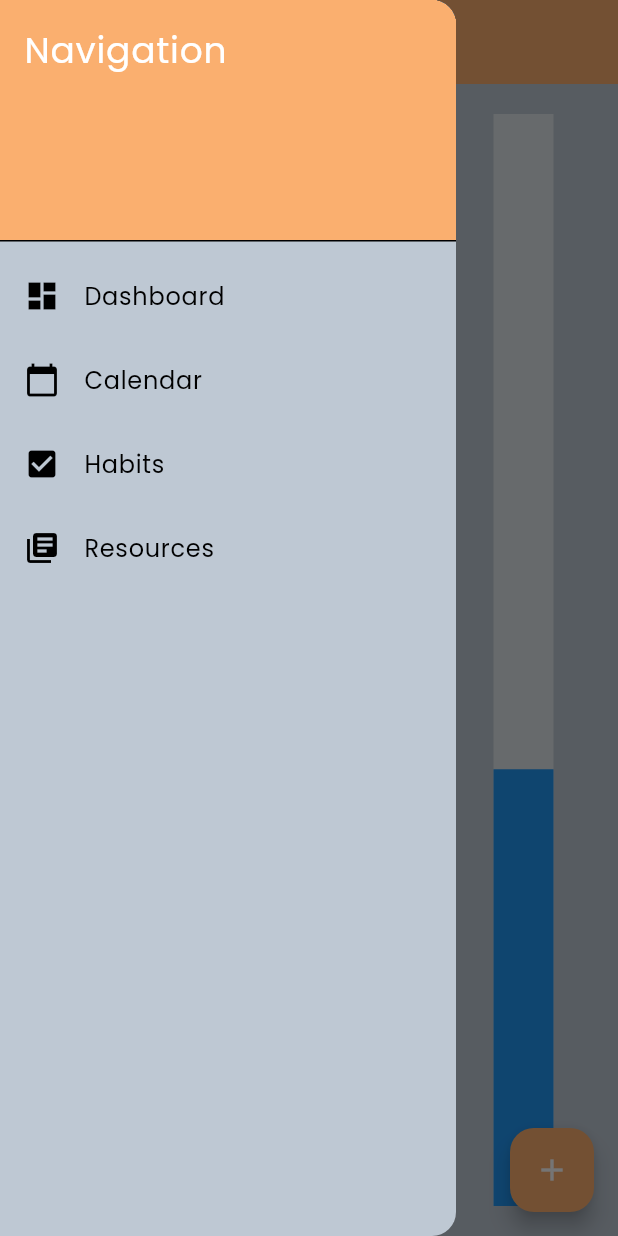
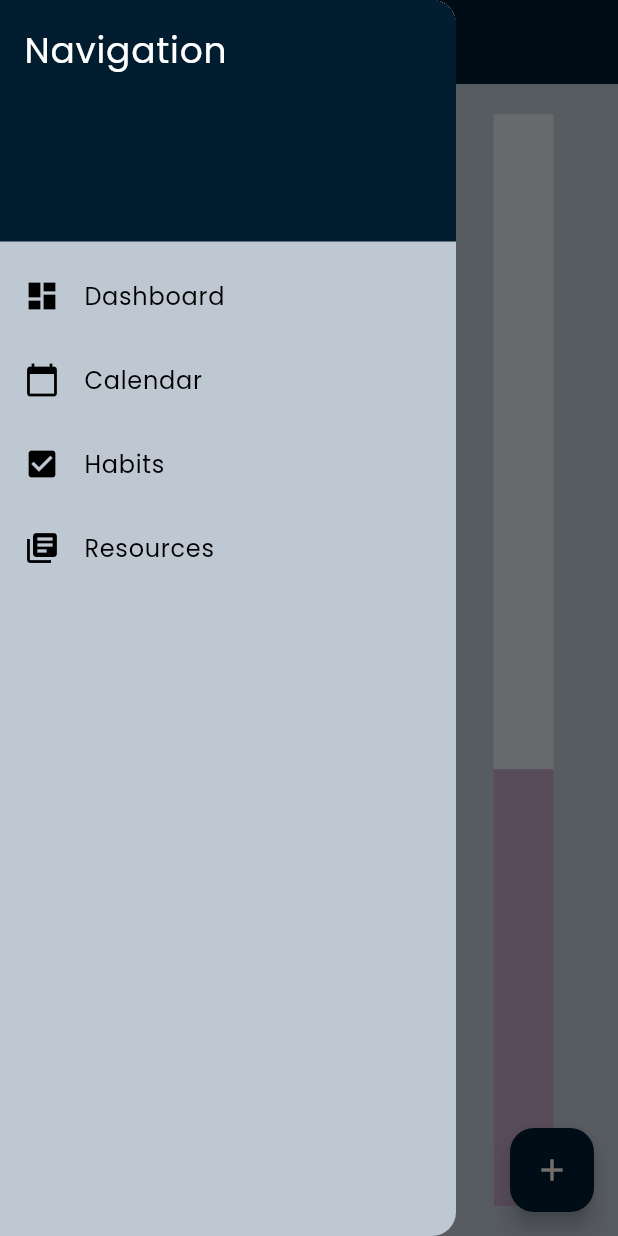
Before and after one commit to mkatra3/MoodCanvas, a Flutter app: the HabitsPage screen opened by its route, with the side drawer open, on a phone screen of 412 x 824 dp. Run offline on Flutter 3.47's test engine with Material 3 defaults, Android fonts, the phone set to English and light mode, and no system bars; our stand-ins replace carousel_slider, google_fonts, table_calendar; network calls fail.

Commit message:
new theme colors

```diff
--- a/lib/models/colorTheme.dart
+++ b/lib/models/colorTheme.dart
@@ -4,14 +4,14 @@ import 'package:google_fonts/google_fonts.dart';
 
 final ThemeData appTheme = ThemeData.from(
   colorScheme: const ColorScheme.light(
-    primary: orange,
-    onPrimary: Colors.white, // Ideal for text/icons on top of primary color
-    secondary: orange,
-    onSecondary: Colors.white, // Ideal for text/icons on top of secondary color
+    primary: darkblue,
+    onPrimary: beige, // Ideal for text/icons on top of primary color
+    secondary: darkblue,
+    onSecondary: beige, // Ideal for text/icons on top of secondary color
     error: Colors.red, // Default is fine, but you can customize it
     onError: Colors.white, // Ideal for text/icons on top of error color
     background: blueish,
-    onBackground: Colors.black, // Ideal for text/icons on top of background color
+    onBackground: darkblue, // Ideal for text/icons on top of background color
     surface: blueish,
     onSurface: Colors.black, // Ideal for text/icons on top of surface color
   ),
@@ -19,8 +19,8 @@ final ThemeData appTheme = ThemeData.from(
 ).copyWith(
   // Apply additional customizations that ThemeData.from might not cover
   appBarTheme: const AppBarTheme(
-    color: orange, // For AppBar background
-    foregroundColor: Colors.black, // For AppBar text/icons
+    color: darkblue, // For AppBar background
+    foregroundColor: beige, // For AppBar text/icons
   ),
 
   // Further customizations if needed
--- a/lib/widgets/app_drawer.dart
+++ b/lib/widgets/app_drawer.dart
@@ -12,7 +12,7 @@ class AppDrawer extends StatelessWidget {
         children: <Widget>[
           const DrawerHeader(
             decoration: BoxDecoration(
-              color: orange,
+              color: darkblue,
             ),
             child: Text(
               'Navigation',
--- a/lib/widgets/progress_bar.dart
+++ b/lib/widgets/progress_bar.dart
@@ -1,5 +1,6 @@
 import 'package:flutter/material.dart';
 import 'package:provider/provider.dart';
+import '../models/colors.dart';
 import '../appState.dart';
 
 class ProgressBar extends StatefulWidget {
@@ -22,7 +23,7 @@ class _ProgressBar extends State<ProgressBar> {
                 minHeight: 40,
                 value: state.completionRate,
                 backgroundColor: Colors.white54,
-                valueColor: const AlwaysStoppedAnimation(Colors.blue),
+                valueColor: const AlwaysStoppedAnimation(purp),
                 semanticsLabel: 'Linear progress indicator',
               );
             },
```
Also changed, not shown: lib/pages/dashboard.dart (+6 -4 lines).
